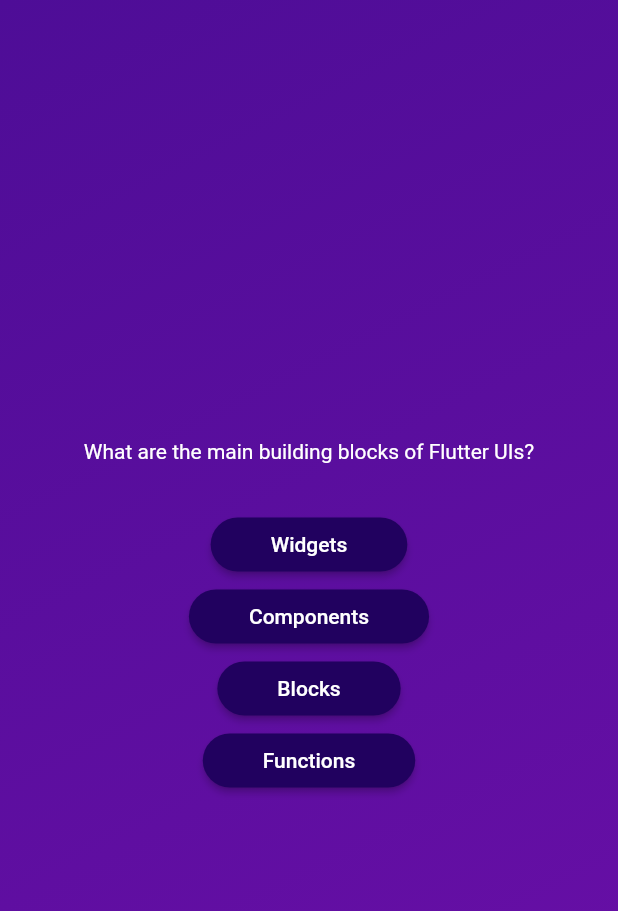
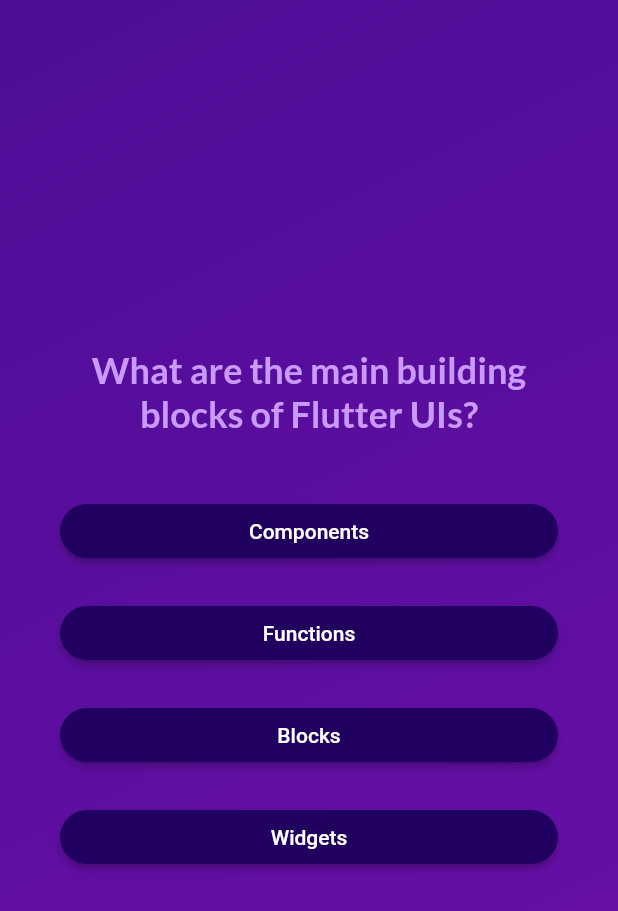
Before and after one commit to Adipt60/Quiz-App-Flutter, a Flutter app: the screen it shows after launch, after a tap on "Start Quiz", on a phone screen of 412 x 824 dp. Shown: the top 911 px of the screen. Run offline on Flutter 3.47's test engine with Material 2 defaults, Android fonts, the phone set to English and light mode, and no system bars; our stand-ins replace google_fonts.

Commit message:
Dynamically rendered answer buttons and styling

```diff
--- a/lib/answer_button.dart
+++ b/lib/answer_button.dart
@@ -12,7 +12,9 @@ class AnswerButton extends StatelessWidget {
 
   @override
   Widget build(BuildContext context) {
-    return ElevatedButton(
+    return Container(
+      margin: const EdgeInsets.symmetric(vertical: 10),
+      child: ElevatedButton(
         onPressed: onTap,
         style: ElevatedButton.styleFrom(
           padding: const EdgeInsets.symmetric(
@@ -25,7 +27,11 @@ class AnswerButton extends StatelessWidget {
             borderRadius: BorderRadius.circular(40),
           ),
         ),
-      child: Text(answerText),
+        child: Text(
+          answerText,
+          textAlign: TextAlign.center,
+        ),
+      ),
     );
   }
 }
--- a/lib/models/quiz_question.dart
+++ b/lib/models/quiz_question.dart
@@ -1,7 +1,13 @@
 class QuizQuestion {
-
   const QuizQuestion(this.text, this.answers);
 
   final String text;
   final List<String> answers;
+
+  List<String> getShuffledAnswers() {
+    final shuffledList = List.of(answers);
+    shuffledList.shuffle();
+
+    return shuffledList;
+  }
 }
--- a/lib/questions_screen.dart
+++ b/lib/questions_screen.dart
@@ -1,48 +1,59 @@
 import 'package:flutter/material.dart';
+import 'package:google_fonts/google_fonts.dart';
 import 'package:quiz_app/answer_button.dart';
 import 'package:quiz_app/data/quetions.dart';
 
 class QuestionsScreen extends StatefulWidget {
-  const QuestionsScreen({super.key});
+  const QuestionsScreen({super.key, required this.onSelectAnswer});
+
+  final void Function(String answer) onSelectAnswer;
 
   @override
   State<QuestionsScreen> createState() => _QuestionsScreenState();
 }
 
 class _QuestionsScreenState extends State<QuestionsScreen> {
+  var currentQuestionIndex = 0;
+
+  void answerQuestion(String selectedAnswer) {
+    widget.onSelectAnswer(selectedAnswer);
+    setState(() {
+      currentQuestionIndex++;
+    });
+  }
+
   @override
   Widget build(BuildContext context) {
-    final currentQuestion = questions[0];
+    final currentQuestion = questions[currentQuestionIndex];
 
     return SizedBox(
       width: double.infinity,
+      child: Container(
+        margin: const EdgeInsets.all(40),
         child: Column(
           mainAxisAlignment: MainAxisAlignment.center,
+          crossAxisAlignment: CrossAxisAlignment.stretch,
           children: [
             Text(
               currentQuestion.text,
-            style: const TextStyle(
-              color: Colors.white,
+              style: GoogleFonts.lato(
+                color: const Color.fromARGB(255, 201, 153, 251),
+                fontSize: 24,
+                fontWeight: FontWeight.bold,
               ),
+              textAlign: TextAlign.center,
             ),
             const SizedBox(height: 30),
-          AnswerButton(
-            answerText: currentQuestion.answers[0],
-            onTap: () {},
+            ...currentQuestion.getShuffledAnswers().map((answer) {
+              return AnswerButton(
+                answerText: answer,
+                onTap: () {
+                  answerQuestion(answer);
+                },
+              );
+            }),
+          ],
         ),
-          AnswerButton(
-            answerText: currentQuestion.answers[1],
-            onTap: () {},
-          ),
-          AnswerButton(
-            answerText: currentQuestion.answers[2],
-            onTap: () {},
-          ),
-          AnswerButton(
-            answerText: currentQuestion.answers[3],
-            onTap: () {},
-          ),
-        ],
       ),
     );
   }
--- a/lib/quiz.dart
+++ b/lib/quiz.dart
@@ -1,6 +1,7 @@
 import 'package:flutter/material.dart';
 import 'package:quiz_app/questions_screen.dart';
 import 'package:quiz_app/start_screen.dart';
+import 'package:quiz_app/data/quetions.dart';
 
 class Quiz extends StatefulWidget {
   const Quiz({super.key});
@@ -10,7 +11,19 @@ class Quiz extends StatefulWidget {
 }
 
 class _QuizState extends State<Quiz> {
+  List<String> selectedAnswers = [];
   Widget? activeScreen;
+
+  void chooseAnswer(String answer) {
+    selectedAnswers.add(answer);
+
+    if (selectedAnswers.length == questions.length) {
+      setState(() {
+        selectedAnswers = [];
+        activeScreen = StartScreen(switchScreen);
+      });
+    }
+  }
 
   @override
   void initState() {
@@ -20,7 +33,9 @@ class _QuizState extends State<Quiz> {
 
   void switchScreen() {
     setState(() {
-      activeScreen = const QuestionsScreen();
+      activeScreen = QuestionsScreen(
+        onSelectAnswer: chooseAnswer,
+      );
     });
   }
 
--- a/lib/start_screen.dart
+++ b/lib/start_screen.dart
@@ -1,4 +1,5 @@
 import 'package:flutter/material.dart';
+import 'package:google_fonts/google_fonts.dart';
 
 class StartScreen extends StatelessWidget {
   const StartScreen(this.startQuiz, {super.key});
@@ -17,11 +18,11 @@ class StartScreen extends StatelessWidget {
             color: const Color.fromARGB(150, 255, 255, 255),
           ),
           const SizedBox(height: 80),
-          const Text(
+          Text(
             'Learn Flutter the fun way!',
-            style: TextStyle(
+            style: GoogleFonts.lato(
               fontSize: 24,
-              color: Color.fromARGB(255, 237, 223, 252),
+              color: const Color.fromARGB(255, 237, 223, 252),
             ),
           ),
           const SizedBox(height: 30),
--- a/pubspec.yaml
+++ b/pubspec.yaml
@@ -35,6 +35,7 @@ dependencies:
   # The following adds the Cupertino Icons font to your application.
   # Use with the CupertinoIcons class for iOS style icons.
   cupertino_icons: ^1.0.2
+  google_fonts: ^4.0.4
 
 dev_dependencies:
   flutter_test:
```
Also changed, not shown: pubspec.lock, 1 other file. Lines whose indentation alone changed are shown as unchanged.
